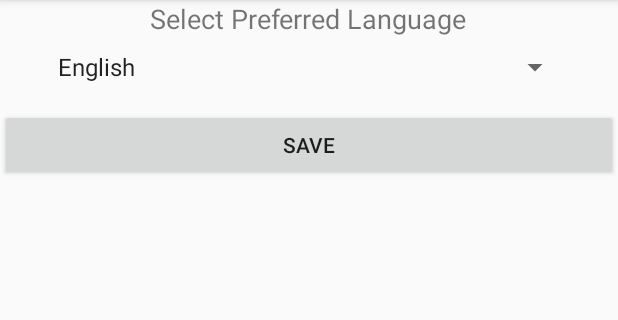
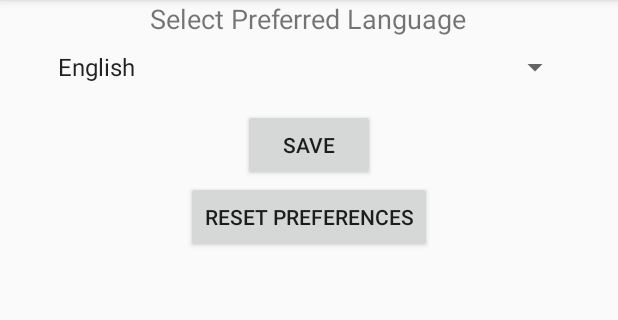
Before and after one commit to RickGomez1379/TranslateDocs, an Android app: the Settings screen opened directly, with no data from a screen before it, on a phone screen of 412 x 824 dp, the part 84-404 px from its top. Run offline under Robolectric (Android 15) with nearby library versions, the phone set to English and light mode, and no system bars.

Commit message:
Added/Implemented Reset Preference Button to Reset User's Language to Their Device's Language Added String resources for Toast Message When User's Press Reset Button

```diff
--- a/app/src/main/java/com/example/translatedocs/Settings.java
+++ b/app/src/main/java/com/example/translatedocs/Settings.java
@@ -19,7 +19,7 @@ public class Settings extends AppCompatActivity {
     SharedPreferences preferences;
     Spinner spinner;
     Button saveButton;
-
+    Button resetButton;
     @Override
     protected void onCreate(@Nullable Bundle savedInstanceState) {
         super.onCreate(savedInstanceState);
@@ -27,6 +27,7 @@ public class Settings extends AppCompatActivity {
 
         spinner = findViewById(R.id.language_spinner);
         saveButton = findViewById(R.id.save_button);
+        resetButton = findViewById(R.id.reset_button);
 
         nav = findViewById(R.id.TopBar);
         setSupportActionBar(nav);
@@ -48,7 +49,13 @@ public class Settings extends AppCompatActivity {
             Toast.makeText(this, message, Toast.LENGTH_SHORT).show();
         });
 
-
+        resetButton.setOnClickListener(v -> {
+            SharedPreferences sharedPreferences = getSharedPreferences("AppPreferences", Context.MODE_PRIVATE);
+            SharedPreferences.Editor editor = sharedPreferences.edit();
+            editor.clear();
+            editor.apply();
+            Toast.makeText(this, getString(R.string.preference_reset), Toast.LENGTH_SHORT).show();
+        });
     }
 
     private int getSpinnerPosition(String language){
--- a/app/src/main/res/layout/settings_activity.xml
+++ b/app/src/main/res/layout/settings_activity.xml
@@ -21,8 +21,15 @@
 
     <Button
         android:id="@+id/save_button"
-        android:layout_width="match_parent"
+        android:layout_width="wrap_content"
         android:layout_height="wrap_content"
         android:text="Save"
-        android:layout_marginTop="16dp" />
+        android:layout_marginTop="16dp"
+        android:layout_gravity="center"/>
+    <Button
+        android:id="@+id/reset_button"
+        android:layout_width="wrap_content"
+        android:layout_height="wrap_content"
+        android:text="Reset Preferences"
+        android:layout_gravity="center"/>
 </LinearLayout>
--- a/app/src/main/res/values/strings.xml
+++ b/app/src/main/res/values/strings.xml
@@ -12,7 +12,7 @@
     <string name="detected_text">Detected Text</string>
     <string name="translated_text">Translated Text</string>
     <string name="language_saved_message">Preferred language saved: %s</string>
-
+    <string name="preference_reset">Preference Reset</string>
     <string name="language_english">English</string>
     <string name="language_spanish">Spanish</string>
     <string name="language_french">French</string>
```
Also changed, not shown: 6 other files.
